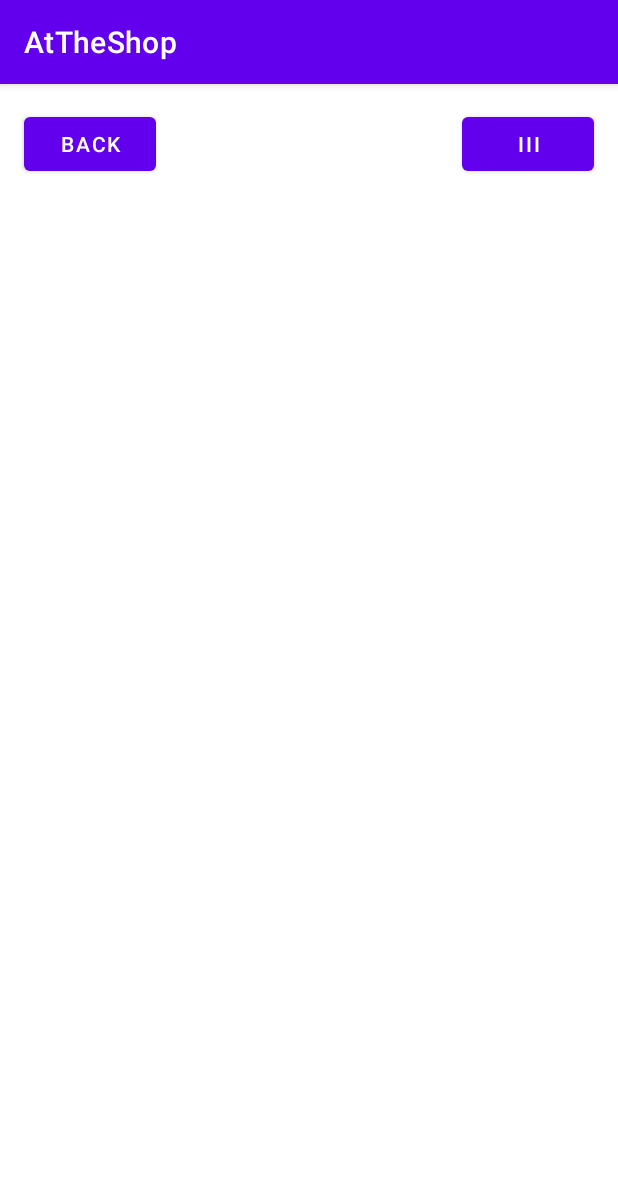
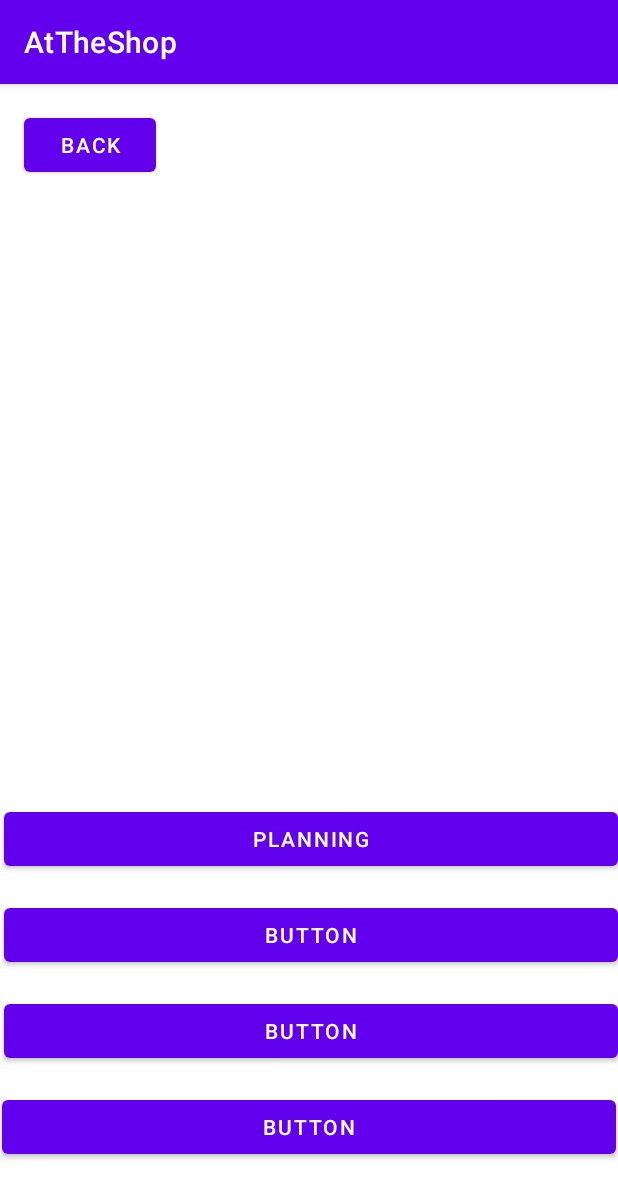
Before and after one commit to Jejak-14/AtTheShop, an Android app: the HomeActivity screen opened directly, with no data from a screen before it, on a phone screen of 412 x 824 dp. Shown: the top 1198 px of the screen. Run offline under Robolectric (Android 15) with nearby library versions, the phone set to English and light mode, and no system bars.

Commit message:
Planning added

```diff
--- a/app/src/main/AndroidManifest.xml
+++ b/app/src/main/AndroidManifest.xml
@@ -9,7 +9,8 @@
         android:roundIcon="@mipmap/ic_launcher_round"
         android:supportsRtl="true"
         android:theme="@style/Theme.AtTheShop">
-        <activity android:name=".HomeActivity"></activity>
+        <activity android:name=".PlanningActivity"></activity>
+        <activity android:name=".HomeActivity" />
         <activity android:name=".SupportActivity" />
         <activity android:name=".MainActivity">
             <intent-filter>
--- a/app/src/main/java/com/example/attheshop/HomeActivity.kt
+++ b/app/src/main/java/com/example/attheshop/HomeActivity.kt
@@ -12,7 +12,7 @@ class HomeActivity : AppCompatActivity() {
 
         // Get reference to button
         val btnBACK = findViewById<Button>(R.id.btnBackHome)
-        val btnMENU = findViewById<Button>(R.id.btnMenu)
+        val btnMENU = findViewById<Button>(R.id.btnPlanning)
 
         // set on-click listener
         btnBACK.setOnClickListener {
@@ -21,7 +21,7 @@ class HomeActivity : AppCompatActivity() {
             }
         }
         btnMENU.setOnClickListener {
-            Intent(this,SupportActivity::class.java).also {
+            Intent(this,PlanningActivity::class.java).also {
                 startActivity(it)
             }
         }
--- /dev/null
+++ b/app/src/main/java/com/example/attheshop/PlanningActivity.kt
@@ -0,0 +1,11 @@
+package com.example.attheshop
+
+import androidx.appcompat.app.AppCompatActivity
+import android.os.Bundle
+
+class PlanningActivity : AppCompatActivity() {
+    override fun onCreate(savedInstanceState: Bundle?) {
+        super.onCreate(savedInstanceState)
+        setContentView(R.layout.activity_planning)
+    }
+}
--- a/app/src/main/res/layout/activity_home.xml
+++ b/app/src/main/res/layout/activity_home.xml
@@ -10,23 +10,62 @@
         android:id="@+id/btnBackHome"
         android:layout_width="wrap_content"
         android:layout_height="wrap_content"
-        android:layout_marginStart="16dp"
-        android:layout_marginLeft="16dp"
-        android:layout_marginTop="16dp"
         android:text="Back"
+        app:layout_constraintBottom_toBottomOf="parent"
+        app:layout_constraintEnd_toEndOf="parent"
+        app:layout_constraintHorizontal_bias="0.049"
         app:layout_constraintStart_toStartOf="parent"
-        app:layout_constraintTop_toTopOf="parent" />
+        app:layout_constraintTop_toTopOf="parent"
+        app:layout_constraintVertical_bias="0.023" />
 
     <Button
-        android:id="@+id/btnMenu"
-        android:layout_width="wrap_content"
+        android:id="@+id/btnPlanning"
+        android:layout_width="409dp"
+        android:layout_height="wrap_content"
+        android:text="Planning"
+        app:layout_constraintBottom_toBottomOf="parent"
+        app:layout_constraintEnd_toEndOf="parent"
+        app:layout_constraintHorizontal_bias="1.0"
+        app:layout_constraintStart_toStartOf="parent"
+        app:layout_constraintTop_toTopOf="parent"
+        app:layout_constraintVertical_bias="0.666" />
+
+    <Button
+        android:id="@+id/button14"
+        android:layout_width="409dp"
         android:layout_height="wrap_content"
         android:layout_marginTop="16dp"
-        android:layout_marginEnd="16dp"
-        android:layout_marginRight="16dp"
-        android:text="III"
+        android:text="Button"
+        app:layout_constraintBottom_toBottomOf="parent"
         app:layout_constraintEnd_toEndOf="parent"
         app:layout_constraintHorizontal_bias="1.0"
-        app:layout_constraintStart_toEndOf="@+id/btnBackHome"
-        app:layout_constraintTop_toTopOf="parent" />
+        app:layout_constraintStart_toStartOf="parent"
+        app:layout_constraintTop_toBottomOf="@+id/btnPlanning"
+        app:layout_constraintVertical_bias="0.0" />
+
+    <Button
+        android:id="@+id/button15"
+        android:layout_width="409dp"
+        android:layout_height="wrap_content"
+        android:layout_marginTop="16dp"
+        android:text="Button"
+        app:layout_constraintBottom_toBottomOf="parent"
+        app:layout_constraintEnd_toEndOf="parent"
+        app:layout_constraintHorizontal_bias="1.0"
+        app:layout_constraintStart_toStartOf="parent"
+        app:layout_constraintTop_toBottomOf="@+id/button14"
+        app:layout_constraintVertical_bias="0.0" />
+
+    <Button
+        android:id="@+id/button16"
+        android:layout_width="409dp"
+        android:layout_height="wrap_content"
+        android:layout_marginTop="16dp"
+        android:text="Button"
+        app:layout_constraintBottom_toBottomOf="parent"
+        app:layout_constraintEnd_toEndOf="parent"
+        app:layout_constraintStart_toStartOf="parent"
+        app:layout_constraintTop_toBottomOf="@+id/button15"
+        app:layout_constraintVertical_bias="0.0" />
+
 </androidx.constraintlayout.widget.ConstraintLayout>
--- /dev/null
+++ b/app/src/main/res/layout/activity_planning.xml
@@ -0,0 +1,9 @@
+<?xml version="1.0" encoding="utf-8"?>
+<androidx.constraintlayout.widget.ConstraintLayout xmlns:android="http://schemas.android.com/apk/res/android"
+    xmlns:app="http://schemas.android.com/apk/res-auto"
+    xmlns:tools="http://schemas.android.com/tools"
+    android:layout_width="match_parent"
+    android:layout_height="match_parent"
+    tools:context=".PlanningActivity">
+
+</androidx.constraintlayout.widget.ConstraintLayout>
```
